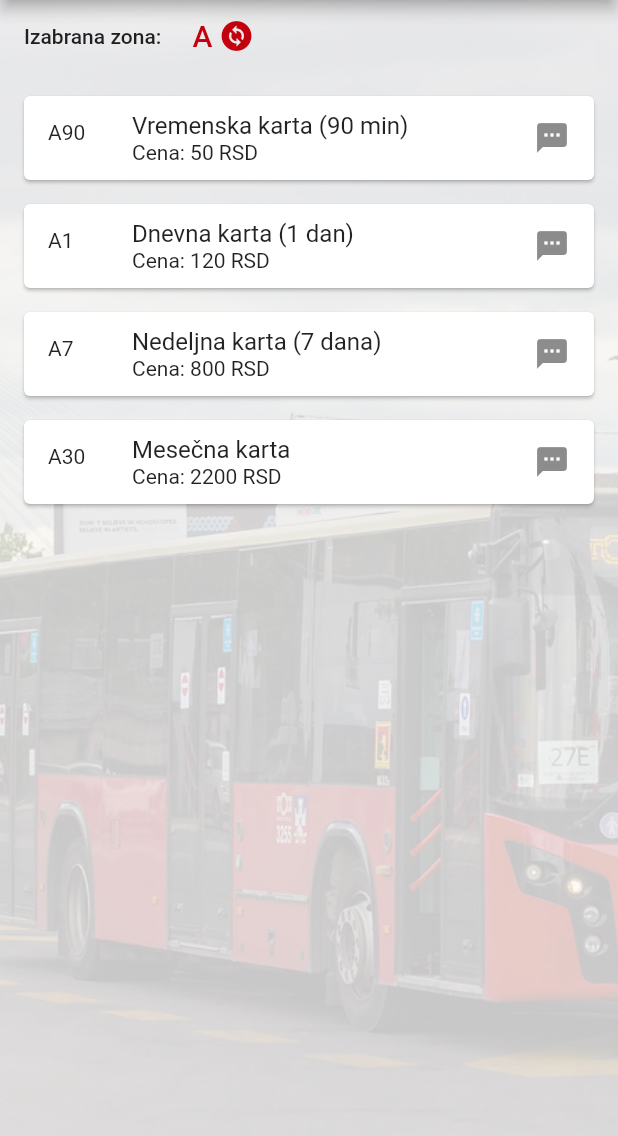
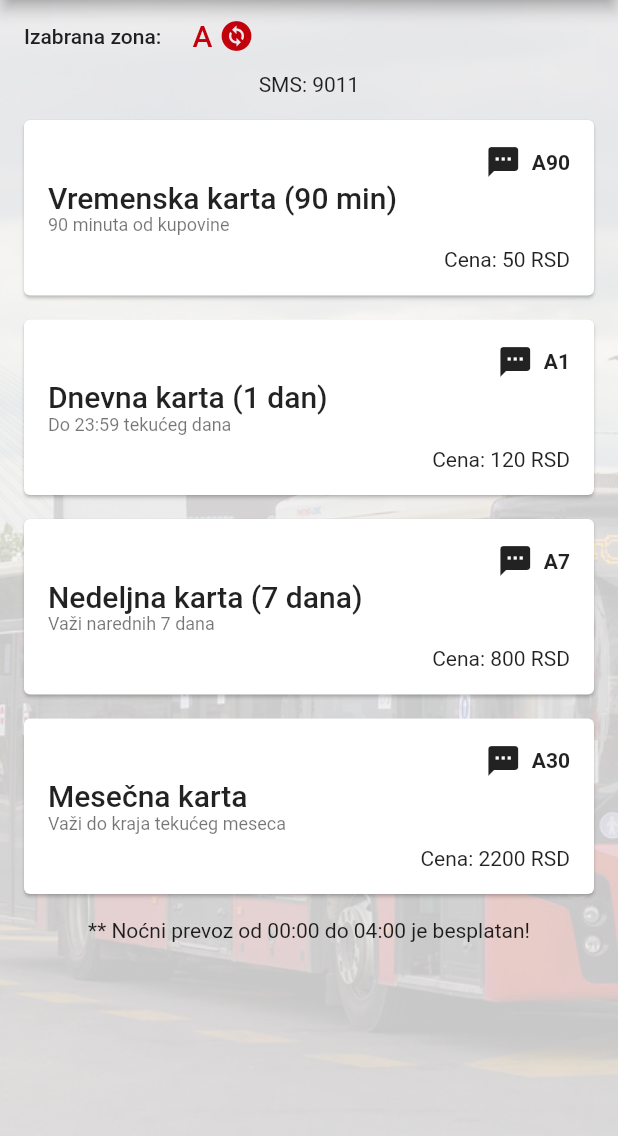
Before and after one commit to LjuboLukovic/beograd-plus, a Flutter app: the screen it shows after launch, on a phone screen of 412 x 824 dp, the part 84-1220 px from its top. Run offline on Flutter 3.47's test engine with Material 2 defaults, Android fonts, the phone set to English and light mode, and no system bars; our stand-ins replace package_info_plus, shared_preferences; missing offline and left inert: toto_app.

Commit message:
Added cards UI for Tickets list

```diff
--- a/travel_app/lib/src/util/ticket_util.dart
+++ b/travel_app/lib/src/util/ticket_util.dart
@@ -1,3 +1,7 @@
+import 'dart:ui';
+
+import 'package:beograd_plus/src/model/city_zone.dart';
+
 import '../model/ticket_type.dart';
 
 String getLabelFromType(TicketType? type) {
@@ -15,3 +19,33 @@ String getLabelFromType(TicketType? type) {
       return 'Vremenska karta (90 min)';
   }
 }
+
+String getDescriptionFromType(TicketType? type) {
+  if (type == null) {
+    return 'Vremenska karta (90 min)';
+  }
+  switch (type) {
+    case TicketType.DAY:
+      return 'Do 23:59 tekućeg dana';
+    case TicketType.WEEK:
+      return 'Važi narednih 7 dana';
+    case TicketType.MONTH:
+      return 'Važi do kraja tekućeg meseca';
+    default:
+      return '90 minuta od kupovine';
+  }
+}
+
+Color getColorFromZone(CityZone? zone) {
+  if (zone == null) {
+    return const Color(0xFFC3010D);
+  }
+  switch (zone) {
+    case CityZone.A:
+      return const Color(0xFFffa1a1);
+    case CityZone.B:
+      return const Color(0xFFb8baff);
+    default:
+      return const Color(0xFFffd6fc);
+  }
+}
--- a/travel_app/lib/src/widgets/home/home_screen.dart
+++ b/travel_app/lib/src/widgets/home/home_screen.dart
@@ -75,7 +75,9 @@ class _HomePageState extends State<HomePage> {
                   children: [
                     if (currentZone != null) ...[
                       SelectedZone(currentZone!, setCurrentZone),
-                      TicketsList(PRICE_LIST[currentZone]!)
+                      const Text('SMS: 9011'),
+                      TicketsList(PRICE_LIST[currentZone]!),
+                      const Text('** Noćni prevoz od 00:00 do 04:00 je besplatan!'),
                     ]
                   ],
                 )));
--- a/travel_app/lib/src/widgets/home/tickets_list.dart
+++ b/travel_app/lib/src/widgets/home/tickets_list.dart
@@ -36,6 +36,7 @@ class TicketsList extends StatelessWidget {
       },
     );
     return Card(
+        // color: getColorFromZone(ticket.zone),
         margin: const EdgeInsets.only(left: 16, bottom: 8, right: 16, top: 8),
         child: InkWell(
           // When the user taps the button, show a snackbar.
@@ -50,18 +51,40 @@ class TicketsList extends StatelessWidget {
               }
             });
           },
-          child: ListTile(
-            leading: Text(ticket.smsText),
-            title:
-                Column(crossAxisAlignment: CrossAxisAlignment.start, children: [
-              Text(
-                getLabelFromType(ticket.type),
-                style: Theme.of(context).textTheme.titleMedium,
-              ),
-              Text('Cena: ${ticket.price} RSD',
-                style: Theme.of(context).textTheme.bodyMedium,)
-            ]),
-            trailing: const Icon(Icons.sms),
+          child: Padding(
+            padding: const EdgeInsets.all(16),
+            child: Column(
+              crossAxisAlignment: CrossAxisAlignment.start,
+              children: [
+                Row(
+                  mainAxisAlignment: MainAxisAlignment.end,
+                  children: [
+                    const Icon(Icons.sms),
+                    Text(
+                      '  ${ticket.smsText}',
+                      style: const TextStyle(fontWeight: FontWeight.bold),
+                    ),
+                  ],
+                ),
+                Text(
+                  getLabelFromType(ticket.type),
+                  style: Theme.of(context).textTheme.titleLarge,
+                ),
+                Text(
+                  getDescriptionFromType(ticket.type),
+                  style: Theme.of(context).textTheme.bodySmall,
+                ),
+                SizedBox(
+                    width: double.infinity,
+                    child: Padding(
+                        padding: const EdgeInsets.only(top: 8),
+                        child: Text(
+                          'Cena: ${ticket.price} RSD',
+                          textAlign: TextAlign.end,
+                          style: Theme.of(context).textTheme.bodyMedium,
+                        )))
+              ],
+            ),
           ),
         ));
   }
```
